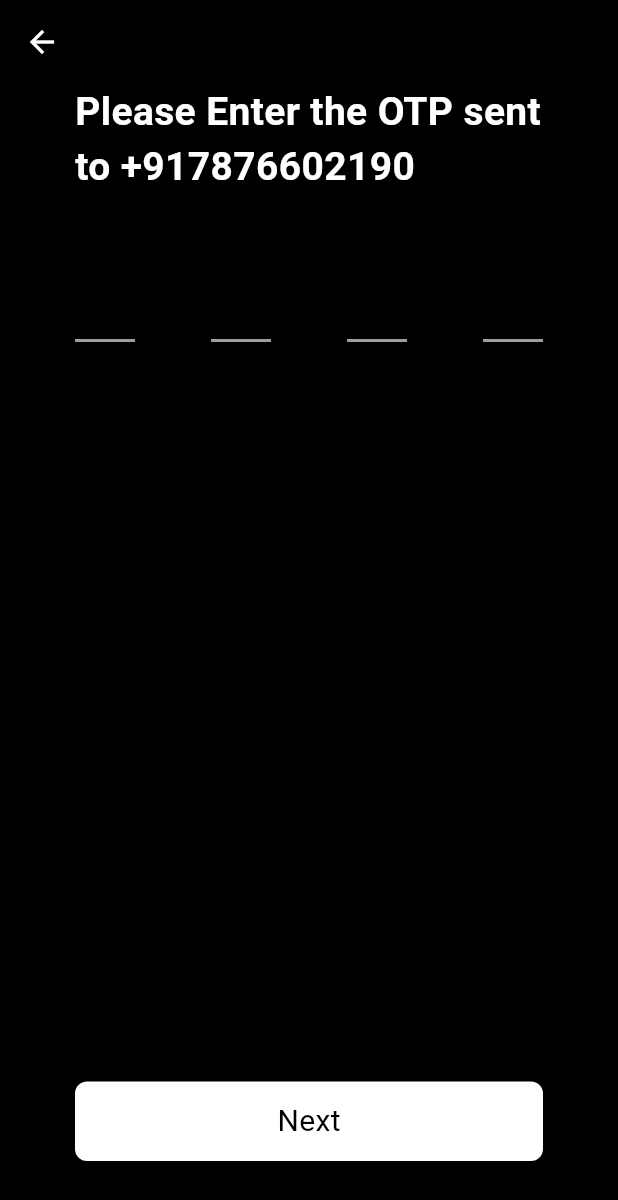
After one commit to HeyAksh/Park-Karo, a Flutter app: the screen it shows after launch, after a tap on "Next", on a phone screen of 412 x 824 dp. The commit adds this screen. Shown: the top 1200 px of the screen. Run offline on Flutter 3.47's test engine with Material 3 defaults, Android fonts, the phone set to English and light mode, and no system bars; drawn by our look-alikes of pin_code_fields; our stand-ins replace intl_phone_field.

Commit message:
Added OTP Screen

```diff
--- /dev/null
+++ b/lib/screens/signup/otp_screen.dart
@@ -0,0 +1,94 @@
+import 'package:flutter/material.dart';
+import 'package:parkkaro/screens/signup/setup_screen.dart';
+import 'package:pin_code_fields/pin_code_fields.dart';
+
+class OtpScreen extends StatelessWidget {
+  const OtpScreen({super.key});
+
+  @override
+  Widget build(BuildContext context) {
+    return Scaffold(
+      backgroundColor: Colors.black,
+      appBar: AppBar(
+        backgroundColor: Colors.transparent,
+        iconTheme: IconThemeData(color: Colors.white),
+      ),
+      body: Container(
+        decoration: BoxDecoration(color: Colors.black),
+        child: Padding(
+          padding: EdgeInsets.only(left: 50.0, right: 50.0, bottom: 50.0),
+          child: Column(
+            mainAxisAlignment: MainAxisAlignment.spaceBetween,
+            crossAxisAlignment: CrossAxisAlignment.start,
+            children: [
+              Column(
+                children: [
+                  Center(
+                    child: const Text(
+                      'Please Enter the OTP sent to +917876602190',
+                      style: TextStyle(
+                        color: Colors.white,
+                        fontWeight: FontWeight.bold,
+                        fontSize: 26,
+                      ),
+                    ),
+                  ),
+
+                  const SizedBox(height: 48),
+
+                  PinCodeTextField(
+                    appContext: context,
+                    length: 4,
+                    keyboardType: TextInputType.phone,
+                    obscureText: false,
+                    showCursor: true,
+                    blinkWhenObscuring: true,
+                    backgroundColor: Colors.black,
+                    enableActiveFill: false,
+                    textStyle: TextStyle(
+                      color: Colors.white,
+                      fontWeight: FontWeight.bold,
+                      fontSize: 20,
+                    ),
+                    pinTheme: PinTheme(
+                      shape: PinCodeFieldShape.underline,
+                      borderWidth: 2,
+                      activeColor: Colors.white,
+                      inactiveColor: Colors.grey,
+                      selectedColor: Colors.blue,
+                    ),
+                  ),
+                ],
+              ),
+              GestureDetector(
+                onTap: () {
+                  Navigator.push(
+                    context,
+                    MaterialPageRoute(
+                      builder: (context) => const SetupScreen(),
+                    ),
+                  );
+                },
+                child: Container(
+                  decoration: BoxDecoration(
+                    color: Colors.white,
+                    borderRadius: BorderRadius.circular(8.0),
+                  ),
+                  child: Center(
+                    child: Padding(
+                      padding: EdgeInsets.symmetric(vertical: 12.0),
+                      child: const Text(
+                        'Next',
+                        style: TextStyle(color: Colors.black, fontSize: 20),
+                      ),
+                    ),
+                  ),
+                ),
+              ),
+            ],
+          ),
+        ),
+      ),
+    );
+  }
+}
--- a/lib/screens/signup/phonenumber_screen.dart
+++ b/lib/screens/signup/phonenumber_screen.dart
@@ -1,26 +1,25 @@
 import 'package:flutter/material.dart';
 import 'package:intl_phone_field/intl_phone_field.dart';
 
-class PhoneNumberScreen extends StatelessWidget {
+import 'otp_screen.dart';
+
+class PhoneNumberScreen extends StatefulWidget {
   const PhoneNumberScreen({super.key});
 
   @override
+  State<PhoneNumberScreen> createState() => _PhoneNumberScreenState();
+}
+
+class _PhoneNumberScreenState extends State<PhoneNumberScreen> {
+  @override
   Widget build(BuildContext context) {
     return Container(
-      decoration: BoxDecoration(
-        color: Color(0x00000000),
-      ),
+      decoration: BoxDecoration(color: Color(0x00000000)),
       child: Padding(
-        padding: const EdgeInsets.only(
-          left: 50.0,
-          right: 50.0,
-          bottom: 50.0,
-        ),
+        padding: const EdgeInsets.only(left: 50.0, right: 50.0, bottom: 50.0),
         child: Column(
-          crossAxisAlignment:
-              CrossAxisAlignment.start,
-          mainAxisAlignment:
-              MainAxisAlignment.spaceBetween,
+          crossAxisAlignment: CrossAxisAlignment.start,
+          mainAxisAlignment: MainAxisAlignment.spaceBetween,
           children: [
             Column(
               children: [
@@ -49,30 +48,20 @@ class PhoneNumberScreen extends StatelessWidget {
                 const SizedBox(height: 107),
 
                 IntlPhoneField(
-                  keyboardType:
-                      TextInputType.phone,
-                  decoration:
-                      const InputDecoration(
+                  keyboardType: TextInputType.phone,
+                  decoration: const InputDecoration(
                     hintText: 'Mobile Number',
-                        hintStyle: TextStyle(
-                          color: Colors.grey,
-                        ),
+                    hintStyle: TextStyle(color: Colors.grey),
                     border: OutlineInputBorder(
-                          borderSide: BorderSide(
-                            color: Colors.white,
-                          ),
+                      borderSide: BorderSide(color: Colors.white),
                     ),
                   ),
                   initialCountryCode: 'IN',
                   onChanged: (phone) {
                     print(phone.completeNumber);
                   },
-                  dropdownTextStyle: TextStyle(
-                    color: Colors.grey,
-                  ),
-                  style: const TextStyle(
-                    color: Colors.white,
-                  ),
+                  dropdownTextStyle: TextStyle(color: Colors.grey),
+                  style: const TextStyle(color: Colors.white),
                   dropdownIcon: const Icon(
                     Icons.arrow_drop_down,
                     color: Colors.white,
@@ -81,23 +70,24 @@ class PhoneNumberScreen extends StatelessWidget {
               ],
             ),
 
-            Container(
+            GestureDetector(
+              onTap: () {
+                Navigator.push(
+                  context,
+                  MaterialPageRoute(builder: (context) => OtpScreen()),
+                );
+              },
+              child: Container(
                 decoration: BoxDecoration(
                   color: Colors.white,
-                borderRadius:
-                    BorderRadius.circular(8.0),
+                  borderRadius: BorderRadius.circular(8.0),
                 ),
                 child: Center(
                   child: Padding(
-                  padding:
-                      const EdgeInsets.symmetric(
-                        vertical: 12.0,
-                      ),
+                    padding: const EdgeInsets.symmetric(vertical: 12.0),
                     child: const Text(
                       'Next',
-                    style: TextStyle(
-                      color: Colors.black,
-                      fontSize: 20,
+                      style: TextStyle(color: Colors.black, fontSize: 20),
                     ),
                   ),
                 ),
--- a/pubspec.yaml
+++ b/pubspec.yaml
@@ -35,6 +35,7 @@ dependencies:
   # Use with the CupertinoIcons class for iOS style icons.
   cupertino_icons: ^1.0.8
   intl_phone_field: ^3.2.0
+  pin_code_fields: ^8.0.1
 
 dev_dependencies:
   flutter_test:
```
Also changed, not shown: pubspec.lock. Lines whose indentation alone changed are shown as unchanged.
